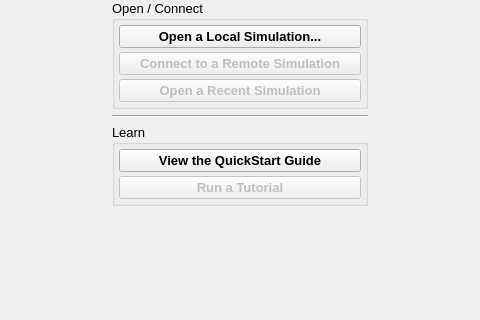
Old version of the form src/gui/gui.ui in the repository disorderedmaterials/dissolve; both pictures show x 363 to 843 and y 179 to 499 of the 1206 by 863 pixel window.
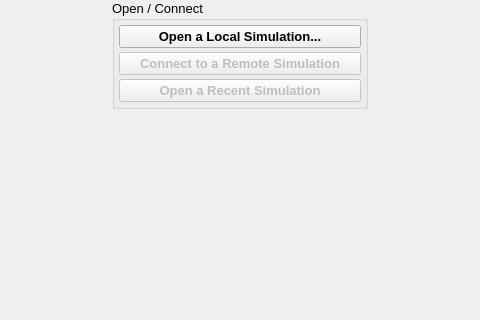
New version of the form. The open tabs and pages were chosen to show the change. Icons and pictures are not drawn. Custom widgets are drawn as their Qt base class.

Commit message: Remove guide widget.

Diff of the .ui file:
```diff
--- a/src/gui/gui.ui
+++ b/src/gui/gui.ui
@@ -23,7 +23,7 @@
     <normaloff>:/dissolve/icons/dissolve.png</normaloff>:/dissolve/icons/dissolve.png</iconset>
   </property>
   <widget class="QWidget" name="Centralwidget">
-   <layout class="QVBoxLayout" name="verticalLayout">
+   <layout class="QVBoxLayout" name="verticalLayout_3">
     <property name="spacing">
      <number>4</number>
     </property>
@@ -42,7 +42,7 @@
     <item>
      <widget class="QStackedWidget" name="MainStack">
       <property name="currentIndex">
-       <number>2</number>
+       <number>0</number>
       </property>
       <widget class="QWidget" name="StartPage">
        <layout class="QVBoxLayout" name="verticalLayout_11">
@@ -279,97 +279,6 @@
                </layout>
               </widget>
              </item>
-             <item>
-              <widget class="Line" name="StartLine2">
-               <property name="orientation">
-                <enum>Qt::Horizontal</enum>
-               </property>
-              </widget>
-             </item>
-             <item>
-              <widget class="QGroupBox" name="StartLearnGroup">
-               <property name="title">
-                <string>Learn</string>
-               </property>
-               <layout class="QVBoxLayout" name="verticalLayout_14">
-                <property name="spacing">
-                 <number>4</number>
-                </property>
-                <property name="leftMargin">
-                 <number>4</number>
-                </property>
-                <property name="topMargin">
-                 <number>4</number>
-                </property>
-                <property name="rightMargin">
-                 <number>4</number>
-                </property>
-                <property name="bottomMargin">
-                 <number>4</number>
-                </property>
-                <item>
-                 <widget class="QPushButton" name="StartQuickStartButton">
-                  <property name="enabled">
-                   <bool>true</bool>
-                  </property>
-                  <property name="font">
-                   <font>
-                    <pointsize>10</pointsize>
-                    <weight>75</weight>
-                    <bold>true</bold>
-                   </font>
-                  </property>
-                  <property name="text">
-                   <string>View the QuickStart Guide</string>
-                  </property>
-                  <property name="icon">
-                   <iconset resource="main.qrc">
-                    <normaloff>:/special/icons/special_guide.svg</normaloff>:/special/icons/special_guide.svg</iconset>
-                  </property>
-                  <property name="iconSize">
-                   <size>
-                    <width>32</width>
-                    <height>32</height>
-                   </size>
-                  </property>
-                  <property name="flat">
-                   <bool>false</bool>
-                  </property>
-                 </widget>
-                </item>
-                <item>
-                 <widget class="QPushButton" name="StartRunTutorialButton">
-                  <property name="enabled">
-                   <bool>false</bool>
-                  </property>
-                  <property name="font">
-                   <font>
-                    <pointsize>10</pointsize>
-                    <weight>75</weight>
-                    <bold>true</bold>
-                   </font>
-                  </property>
-                  <property name="text">
-                   <string>Run a Tutorial</string>
-                  </property>
-                  <property name="icon">
-                   <iconset resource="main.qrc">
-                    <normaloff>:/special/icons/special_learn.svg</normaloff>:/special/icons/special_learn.svg</iconset>
-                  </property>
-                  <property name="iconSize">
-                   <size>
-                    <width>32</width>
-                    <height>32</height>
-                   </size>
-                  </property>
-                  <property name="flat">
-                   <bool>false</bool>
-                  </property>
-                 </widget>
-                </item>
-               </layout>
-              </widget>
-             </item>
             </layout>
            </widget>
           </item>
@@ -910,7 +819,7 @@
        </layout>
       </widget>
       <widget class="QWidget" name="SimulationPage">
-       <layout class="QVBoxLayout" name="verticalLayout_9">
+       <layout class="QVBoxLayout" name="verticalLayout">
         <property name="spacing">
          <number>4</number>
         </property>
@@ -924,16 +833,6 @@
          <number>4</number>
         </property>
         <property name="bottomMargin">
-         <number>4</number>
-        </property>
-        <item>
-         <widget class="QSplitter" name="SimulationPageSplitter">
-          <property name="orientation">
-           <enum>Qt::Horizontal</enum>
-          </property>
-          <widget class="QWidget" name="layoutWidget">
-           <layout class="QVBoxLayout" name="SimulationLayout">
-            <property name="spacing">
              <number>4</number>
             </property>
             <item>
@@ -1444,11 +1343,6 @@
             </item>
            </layout>
           </widget>
-          <widget class="GuideWizard" name="GuideWidget" native="true"/>
-         </widget>
-        </item>
-       </layout>
-      </widget>
      </widget>
     </item>
    </layout>
@@ -1726,12 +1620,6 @@
    <header>gui/widgets/supertabwidget.hui</header>
    <container>1</container>
   </customwidget>
-  <customwidget>
-   <class>GuideWizard</class>
-   <extends>QWidget</extends>
-   <header>gui/guidewizard.h</header>
-   <container>1</container>
-  </customwidget>
  </customwidgets>
  <resources>
   <include location="main.qrc"/>
```
Lines whose indentation alone changed are shown as unchanged. The commit also changes 9 other files.
